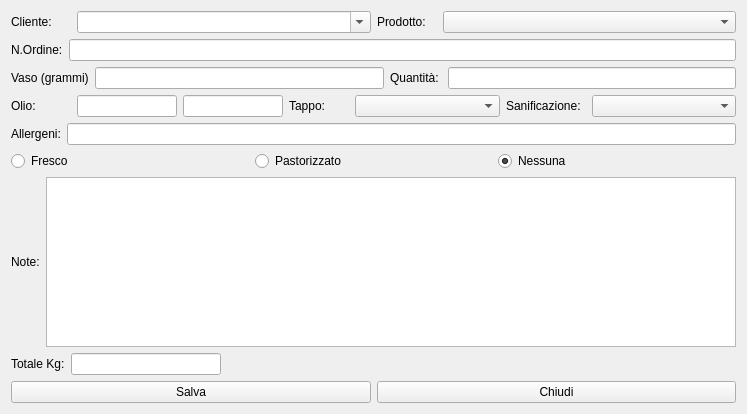
The window that hmodifyrow.ui (fblabs/hamlet-mod-sancon) describes before a commit, drawn with Qt 5.
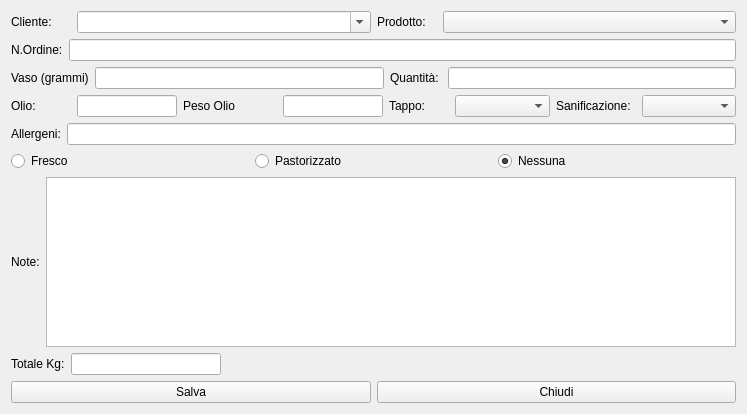
The same window after the commit. Icons and pictures are not drawn.

Patch:
```diff
--- a/hmodifyrow.ui
+++ b/hmodifyrow.ui
@@ -104,6 +104,19 @@
    </item>
    <item>
     <layout class="QGridLayout" name="gridLayout_3">
+     <item row="0" column="4">
+      <widget class="QLabel" name="label_5">
+       <property name="maximumSize">
+        <size>
+         <width>60</width>
+         <height>16777215</height>
+        </size>
+       </property>
+       <property name="text">
+        <string>Tappo:</string>
+       </property>
+      </widget>
+     </item>
      <item row="0" column="1">
       <widget class="QLineEdit" name="leOlio">
        <property name="maximumSize">
@@ -115,9 +128,6 @@
       </widget>
      </item>
      <item row="0" column="6">
-      <widget class="QComboBox" name="cbSanty"/>
-     </item>
-     <item row="0" column="5">
       <widget class="QLabel" name="label_8">
        <property name="maximumSize">
         <size>
@@ -130,22 +140,6 @@
        </property>
       </widget>
      </item>
-     <item row="0" column="4">
-      <widget class="QComboBox" name="cbTappo"/>
-     </item>
-     <item row="0" column="3">
-      <widget class="QLabel" name="label_5">
-       <property name="maximumSize">
-        <size>
-         <width>60</width>
-         <height>16777215</height>
-        </size>
-       </property>
-       <property name="text">
-        <string>Tappo:</string>
-       </property>
-      </widget>
-     </item>
      <item row="0" column="0">
       <widget class="QLabel" name="label_6">
        <property name="maximumSize">
@@ -159,7 +153,7 @@
        </property>
       </widget>
      </item>
-     <item row="0" column="2">
+     <item row="0" column="3">
       <widget class="QLineEdit" name="leSpecificaOlio">
        <property name="maximumSize">
         <size>
@@ -169,6 +163,19 @@
        </property>
       </widget>
      </item>
+     <item row="0" column="5">
+      <widget class="QComboBox" name="cbTappo"/>
+     </item>
+     <item row="0" column="7">
+      <widget class="QComboBox" name="cbSanty"/>
+     </item>
+     <item row="0" column="2">
+      <widget class="QLabel" name="label_12">
+       <property name="text">
+        <string>Peso Olio</string>
+       </property>
+      </widget>
+     </item>
     </layout>
    </item>
    <item>
```
Left out of the diff: 19 changed lines with no effect on the pictures.
